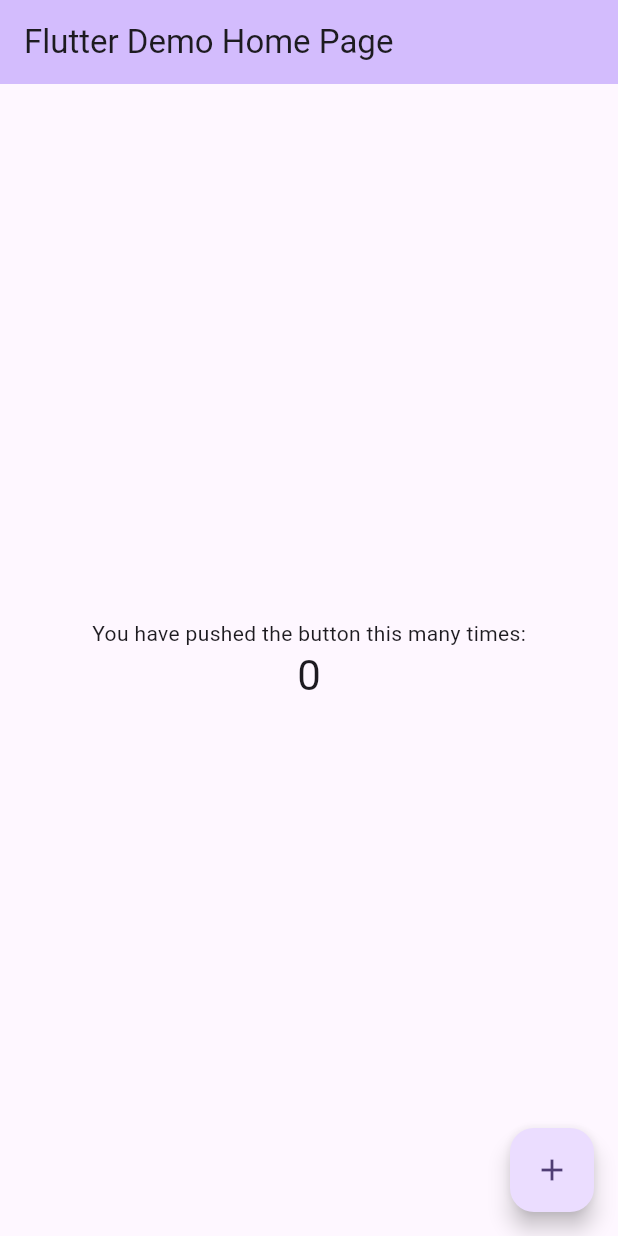
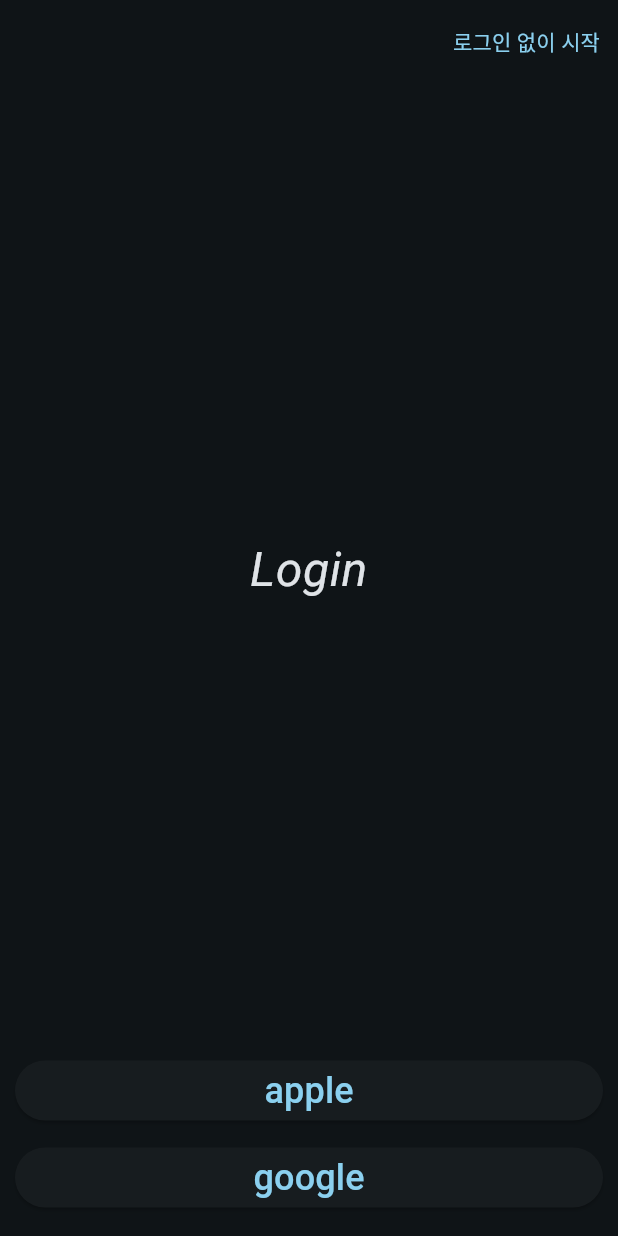
Before and after one commit to SloWax/EnvyCar, a Flutter app: the screen it shows after launch, on a phone screen of 412 x 824 dp. Run offline on Flutter 3.47's test engine with Material 3 defaults, Android fonts, the phone set to English and light mode, and no system bars.

Commit message:
Login View

```diff
--- /dev/null
+++ b/envy_car/lib/Login/LoginView.dart
@@ -0,0 +1,48 @@
+import 'package:flutter/material.dart';
+
+class LoginView extends StatelessWidget {
+  const LoginView({super.key});
+
+  // final String data;
+
+  // const SettingScreen(this.data);
+
+  @override
+  Widget build(BuildContext context) {
+    return Scaffold(
+      appBar: AppBar(
+        actions: [TextButton(onPressed: () {}, child: Text('로그인 없이 시작'))],
+      ),
+      body: SafeArea(
+          child: Center(
+              child: Column(
+                  crossAxisAlignment: CrossAxisAlignment.stretch,
+                  children: [
+            const Spacer(),
+            // Container(
+            // alignment: Alignment.center,
+            // child:
+            const Text('Login', textAlign: TextAlign.center),
+            // ),
+            const Spacer(),
+            Container(
+              margin: const EdgeInsets.only(left: 10.0, right: 10.0),
+              child: ElevatedButton(
+                  child: const Text('apple', style: TextStyle(fontSize: 24)),
+                  onPressed: () {
+                    print('apple');
+                  }),
+            ),
+            const SizedBox(height: 10),
+            Container(
+                margin: const EdgeInsets.only(left: 10.0, right: 10.0),
+                child: ElevatedButton(
+                    child: const Text('google', style: TextStyle(fontSize: 24)),
+                    onPressed: () {
+                      print('google');
+                    })),
+            const SizedBox(height: 15),
+          ]))),
+    );
+  }
+}
--- a/envy_car/lib/main.dart
+++ b/envy_car/lib/main.dart
@@ -1,3 +1,4 @@
+import 'package:envy_car/Login/LoginView.dart';
 import 'package:flutter/material.dart';
 
 void main() {
@@ -7,119 +8,18 @@
 class MyApp extends StatelessWidget {
   const MyApp({super.key});
 
-  // This widget is the root of your application.
   @override
   Widget build(BuildContext context) {
     return MaterialApp(
-      title: 'Flutter Demo',
-      theme: ThemeData(
-        // This is the theme of your application.
-        //
-        // TRY THIS: Try running your application with "flutter run". You'll see
-        // the application has a purple toolbar. Then, without quitting the app,
-        // try changing the seedColor in the colorScheme below to Colors.green
-        // and then invoke "hot reload" (save your changes or press the "hot
-        // reload" button in a Flutter-supported IDE, or press "r" if you used
-        // the command line to start the app).
-        //
-        // Notice that the counter didn't reset back to zero; the application
-        // state is not lost during the reload. To reset the state, use hot
-        // restart instead.
-        //
-        // This works for code too, not just values: Most code changes can be
-        // tested with just a hot reload.
-        colorScheme: ColorScheme.fromSeed(seedColor: Colors.deepPurple),
-        useMaterial3: true,
-      ),
-      home: const MyHomePage(title: 'Flutter Demo Home Page'),
-    );
+        theme: ThemeData(
+            brightness: Brightness.dark,
+            // appBarTheme: AppBarTheme(backgroundColor: Colors.redAccent),
+            colorSchemeSeed: Colors.blueGrey,
+            useMaterial3: true,
+            textTheme: const TextTheme(
+                titleLarge: TextStyle(fontSize: 12),
+                bodyMedium:
+                    TextStyle(fontSize: 32, fontStyle: FontStyle.italic))),
+        home: LoginView());
   }
 }
-
-class MyHomePage extends StatefulWidget {
-  const MyHomePage({super.key, required this.title});
-
-  // This widget is the home page of your application. It is stateful, meaning
-  // that it has a State object (defined below) that contains fields that affect
-  // how it looks.
-
-  // This class is the configuration for the state. It holds the values (in this
-  // case the title) provided by the parent (in this case the App widget) and
-  // used by the build method of the State. Fields in a Widget subclass are
-  // always marked "final".
-
-  final String title;
-
-  @override
-  State<MyHomePage> createState() => _MyHomePageState();
-}
-
-class _MyHomePageState extends State<MyHomePage> {
-  int _counter = 0;
-
-  void _incrementCounter() {
-    setState(() {
-      // This call to setState tells the Flutter framework that something has
-      // changed in this State, which causes it to rerun the build method below
-      // so that the display can reflect the updated values. If we changed
-      // _counter without calling setState(), then the build method would not be
-      // called again, and so nothing would appear to happen.
-      _counter++;
-    });
-  }
-
-  @override
-  Widget build(BuildContext context) {
-    // This method is rerun every time setState is called, for instance as done
-    // by the _incrementCounter method above.
-    //
-    // The Flutter framework has been optimized to make rerunning build methods
-    // fast, so that you can just rebuild anything that needs updating rather
-    // than having to individually change instances of widgets.
-    return Scaffold(
-      appBar: AppBar(
-        // TRY THIS: Try changing the color here to a specific color (to
-        // Colors.amber, perhaps?) and trigger a hot reload to see the AppBar
-        // change color while the other colors stay the same.
-        backgroundColor: Theme.of(context).colorScheme.inversePrimary,
-        // Here we take the value from the MyHomePage object that was created by
-        // the App.build method, and use it to set our appbar title.
-        title: Text(widget.title),
-      ),
-      body: Center(
-        // Center is a layout widget. It takes a single child and positions it
-        // in the middle of the parent.
-        child: Column(
-          // Column is also a layout widget. It takes a list of children and
-          // arranges them vertically. By default, it sizes itself to fit its
-          // children horizontally, and tries to be as tall as its parent.
-          //
-          // Column has various properties to control how it sizes itself and
-          // how it positions its children. Here we use mainAxisAlignment to
-          // center the children vertically; the main axis here is the vertical
-          // axis because Columns are vertical (the cross axis would be
-          // horizontal).
-          //
-          // TRY THIS: Invoke "debug painting" (choose the "Toggle Debug Paint"
-          // action in the IDE, or press "p" in the console), to see the
-          // wireframe for each widget.
-          mainAxisAlignment: MainAxisAlignment.center,
-          children: <Widget>[
-            const Text(
-              'You have pushed the button this many times:',
-            ),
-            Text(
-              '$_counter',
-              style: Theme.of(context).textTheme.headlineMedium,
-            ),
-          ],
-        ),
-      ),
-      floatingActionButton: FloatingActionButton(
-        onPressed: _incrementCounter,
-        tooltip: 'Increment',
-        child: const Icon(Icons.add),
-      ), // This trailing comma makes auto-formatting nicer for build methods.
-    );
-  }
-}
--- a/envy_car/pubspec.yaml
+++ b/envy_car/pubspec.yaml
@@ -2,7 +2,7 @@
 description: "A new Flutter project."
 # The following line prevents the package from being accidentally published to
 # pub.dev using `flutter pub publish`. This is preferred for private packages.
-publish_to: 'none' # Remove this line if you wish to publish to pub.dev
+publish_to: "none" # Remove this line if you wish to publish to pub.dev
 
 # The following defines the version and build number for your application.
 # A version number is three numbers separated by dots, like 1.2.43
@@ -19,7 +19,7 @@
 version: 1.0.0+1
 
 environment:
-  sdk: '>=3.4.0 <4.0.0'
+  sdk: ">=3.4.0 <4.0.0"
 
 # Dependencies specify other packages that your package needs in order to work.
 # To automatically upgrade your package dependencies to the latest versions
@@ -30,7 +30,6 @@
 dependencies:
   flutter:
     sdk: flutter
-
 
   # The following adds the Cupertino Icons font to your application.
   # Use with the CupertinoIcons class for iOS style icons.
@@ -52,7 +51,6 @@
 
 # The following section is specific to Flutter packages.
 flutter:
-
   # The following line ensures that the Material Icons font is
   # included with your application, so that you can use the icons in
   # the material Icons class.
```
